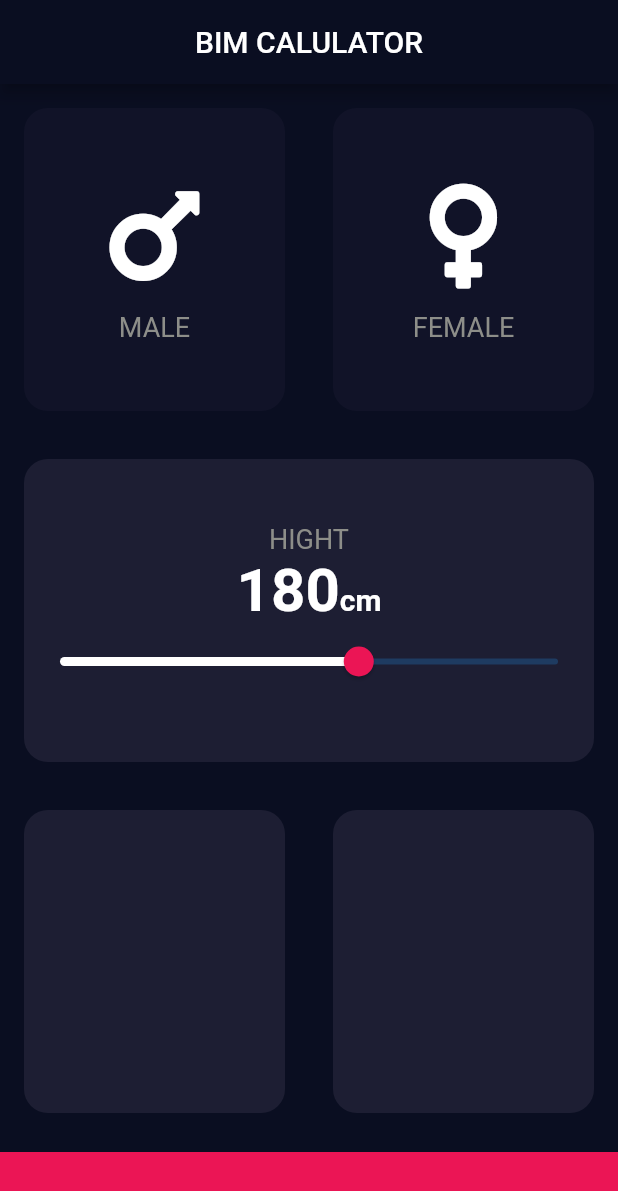
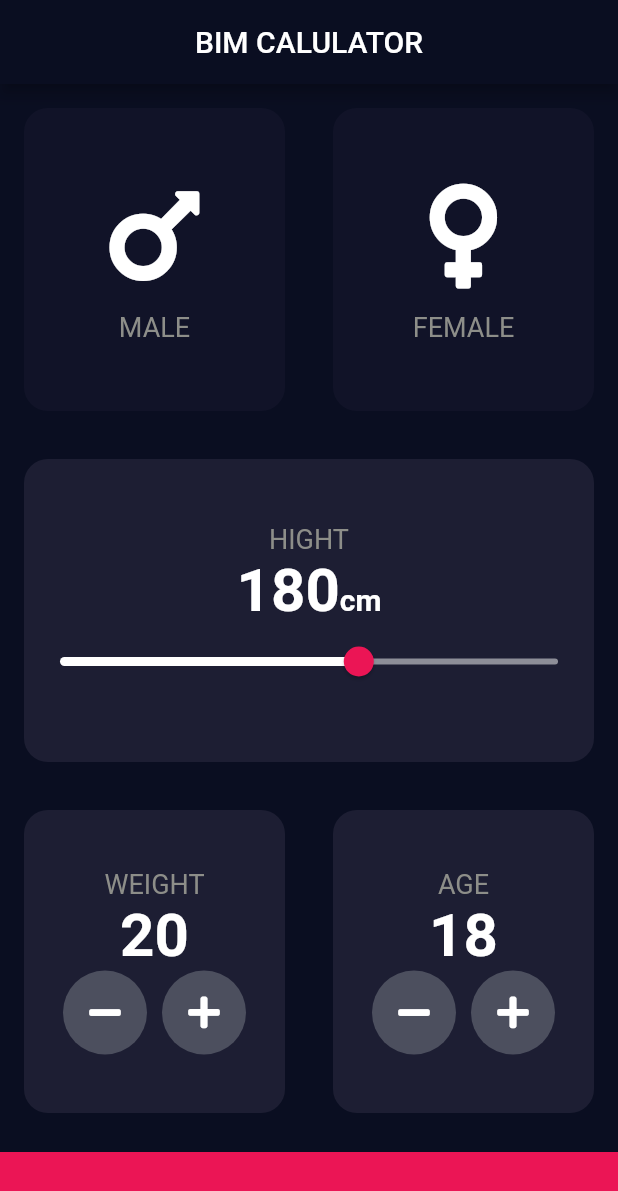
Before and after one commit to Nakhim/rec, a Flutter app: the screen it shows after launch, on a phone screen of 412 x 824 dp. Shown: the top 1191 px of the screen. Run offline on Flutter 3.47's test engine with Material 2 defaults, Android fonts, the phone set to English and light mode, and no system bars; our stand-ins replace font_awesome_flutter, rflutter_alert.

Commit message:
BIM Project

```diff
--- a/BMI_Calculator/bmi_calculator/lib/Input_Page.dart
+++ b/BMI_Calculator/bmi_calculator/lib/Input_Page.dart
@@ -13,6 +13,8 @@ enum Gender {male,female}
 class _InputPageState extends State<InputPage> {
   Gender selectedGender;
   int hight = 180;
+  int weigth = 20;
+  int age = 18;
   @override
   Widget build(BuildContext context) {
     return Scaffold(
@@ -99,6 +101,7 @@ class _InputPageState extends State<InputPage> {
                        ),
                        child: Slider(
                            value: hight.toDouble(),
+                           inactiveColor: Color(0xFF8D8E98),
                            max: 220.0,
                            min: 120.0,
                            onChanged:(value){
@@ -116,8 +119,86 @@ class _InputPageState extends State<InputPage> {
              new Expanded(
                  child: new Row(
                    children: <Widget>[
-                     Expanded(child: new ReusableCard(color: Color(0xFF1D1E33))),
-                     Expanded(child: new ReusableCard(color: Color(0xFF1D1E33))),
+                     Expanded(
+                         child: new ReusableCard(
+                             color: Color(0xFF1D1E33),
+                             childCard: new Column(
+                               mainAxisAlignment: MainAxisAlignment.center,
+                               children: <Widget>[
+                                 Text("WEIGHT",style:new TextStyle(
+                                     color: Color(0xFF8D8E89),
+                                     fontSize: 18.0
+                                 ) ),
+                                 Text(weigth.toString(),style: new TextStyle(
+                                     fontSize: 40.0,
+                                     fontWeight: FontWeight.bold
+                                 ),),
+                                 Row(
+                                   mainAxisAlignment: MainAxisAlignment.center,
+                                   children: <Widget>[
+                                     RoundIconButton(
+                                       icon : FontAwesomeIcons.minus,
+                                       onPress: (){
+                                       setState(() {
+                                         weigth --;
+                                       });
+                                       },
+                                     ),
+                                     SizedBox(width: 10.0,),
+                                     RoundIconButton(
+                                       icon : FontAwesomeIcons.plus,
+                                       onPress: (){
+                                       setState(() {
+                                         weigth ++;
+                                       });
+                                       },
+                                     ),
+                                   ],
+                                 )
+                               ],
+                             ),
+                         )
+                     ),
+                     Expanded(
+                         child: new ReusableCard(
+                           color: Color(0xFF1D1E33),
+                           childCard: new Column(
+                             mainAxisAlignment: MainAxisAlignment.center,
+                             children: <Widget>[
+                               Text("AGE", style: new TextStyle(
+                                   color: Color(0xFF8D8E89),
+                                   fontSize: 18.0
+                               )),
+                               Text(age.toString(), style: new TextStyle(
+                                   fontSize: 40.0,
+                                   fontWeight: FontWeight.bold
+                               ),),
+                               Row(
+                                 mainAxisAlignment: MainAxisAlignment.center,
+                                 children: <Widget>[
+                                   RoundIconButton(
+                                     icon: FontAwesomeIcons.minus,
+                                     onPress: () {
+                                       setState(() {
+                                         age --;
+                                       });
+                                     },
+                                   ),
+                                   SizedBox(width: 10.0,),
+                                   RoundIconButton(
+                                     icon: FontAwesomeIcons.plus,
+                                     onPress: () {
+                                       setState(() {
+                                         age ++;
+                                       });
+                                     },
+                                   ),
+                                 ],
+                               )
+                             ],
+                           ),
+                         )
+                     ),
                    ],
                  )
              ),
@@ -133,3 +214,26 @@ class _InputPageState extends State<InputPage> {
     );
   }
 }
+
+class RoundIconButton extends StatelessWidget {
+
+  RoundIconButton({@required this.icon, @required this.onPress});
+
+  final IconData icon;
+  final Function onPress ;
+
+  @override
+  Widget build(BuildContext context) {
+    return RawMaterialButton(
+        onPressed: onPress,
+        elevation: 0.0,
+         child: Icon(icon),
+         constraints: BoxConstraints.tight(
+           Size.square(56.0),
+         ),
+      shape: CircleBorder(),
+      fillColor: Color(0xFF4C4F5E),
+        );
+  }
+
+}
```
